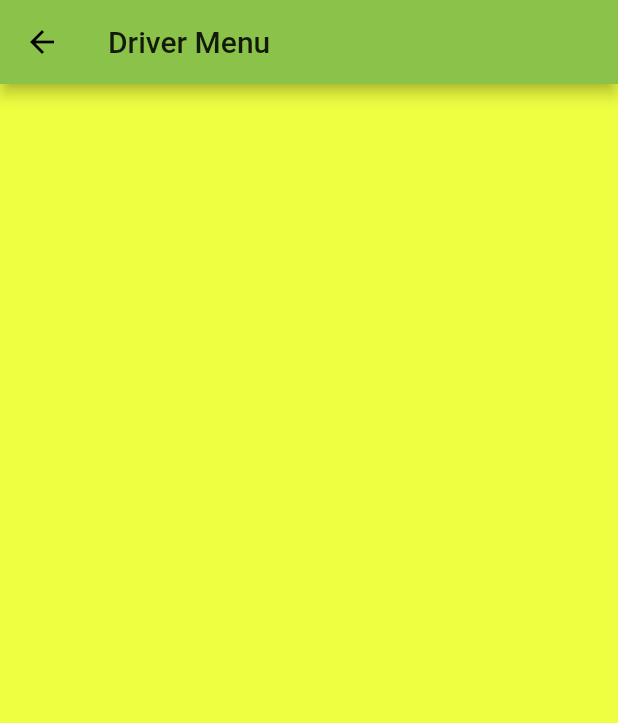
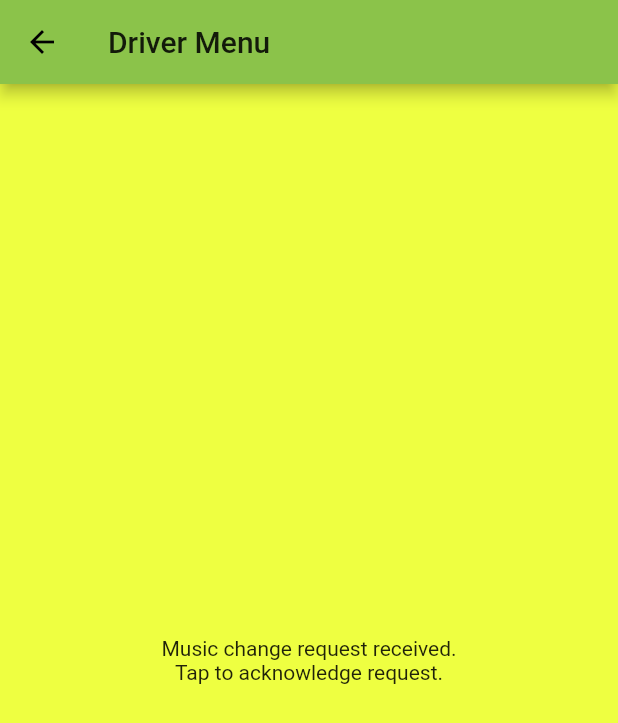
Before and after one commit to CWTBT/uber_companion, a Flutter app: the PassengerMenu screen opened directly, after a tap on "Request Music Change", on a phone screen of 412 x 824 dp. Shown: the top 723 px of the screen. Run offline on Flutter 3.47's test engine with Material 2 defaults, Android fonts, the phone set to English and light mode, and no system bars; our stand-ins replace flutter_blue.

Commit message:
Added skip button for connection page, added text to driver page

```diff
--- a/lib/main.dart
+++ b/lib/main.dart
@@ -88,6 +88,30 @@ class _MyHomePageState extends State<MyHomePage> {
   // https://blog.kuzzle.io/communicate-through-ble-using-flutter
   Widget _buildDeviceList() {
     List<Container> containers = new List<Container>();
+
+    // Adds a button to skip the connection screen, in case testers
+    // don't have an extra device handy
+    containers.add(
+      Container(
+        height: 50,
+        child: Row (
+          children: <Widget> [
+            Text("SKIP CONNECTION (for testing)"),
+            _buildButton(
+              text: "\"Connect\"",
+              onPressedLogic: () {
+                setState(() {
+                  _state = AppState.CONNECTED;
+                });
+              },
+              buttonColor: Colors.red[200],
+              height: 50
+            )
+          ]
+        )
+      )
+    );
+
     for (BluetoothDevice device in widget.devicesList) {
       containers.add(
         Container(
@@ -216,6 +240,7 @@ class _PassengerMenuState extends State<PassengerMenu> {
 
   Widget _buildDriverViewFromState() {
     Color _color = Colors.white;
+    String _type = "";
 
     switch(_state) {
       case RequestState.NONE:
@@ -223,19 +248,24 @@ class _PassengerMenuState extends State<PassengerMenu> {
         return Scaffold();
       case RequestState.MUSIC:
         _color = Colors.limeAccent;
+        _type = "Music change";
         break;
       case RequestState.TEMP:
         _color = Colors.greenAccent[100];
+        _type = "Temperature change";
         break;
       case RequestState.STOPS:
         _color = Colors.yellowAccent[400];
+        _type = "Extra stops";
         break;
       case RequestState.COMM:
         _color = Colors.teal[300];
+        _type = "Communcation level";
+        break;
     }
 
     return WillPopScope(
-      child: _buildDriverViewBody(context, _color),
+      child: _buildDriverViewBody(context, _color, _type),
       onWillPop: () async {
         Navigator.pop(context);
         return false;
@@ -317,7 +347,7 @@ class _PassengerMenuState extends State<PassengerMenu> {
     });
   }
 
-  Widget _buildDriverViewBody(BuildContext context, Color color) {
+  Widget _buildDriverViewBody(BuildContext context, Color color, String requestType) {
     return Scaffold (
         appBar: AppBar (
           title: Text("Driver Menu"),
@@ -331,15 +361,26 @@ class _PassengerMenuState extends State<PassengerMenu> {
                     ),
                     duration: Duration(seconds: 3),
                     child: GestureDetector(
-                        onTap: () {
-                          setState(() {
-                            _state = RequestState.NONE;
-                          });
-                        }
+                      //https://stackoverflow.com/questions/52965799/flutter-gesturedetector-not-working-with-containers-in-stack
+                      behavior: HitTestBehavior.translucent,
+                      onTap: () {
+                        setState(() {
+                          _state = RequestState.NONE;
+                        });
+                      },
+                        child: Center(
+                          child: Column(
+                            mainAxisAlignment: MainAxisAlignment.center,
+                            children: <Widget>[
+                              Text(requestType+" request received."),
+                              Text("Tap to acknowledge request."),
+                            ],
+                          )
+                        )
                     )
                 ),
               )
-            ]
+            ],
         )
     );
   }
```
Also changed, not shown: 1 other file.
